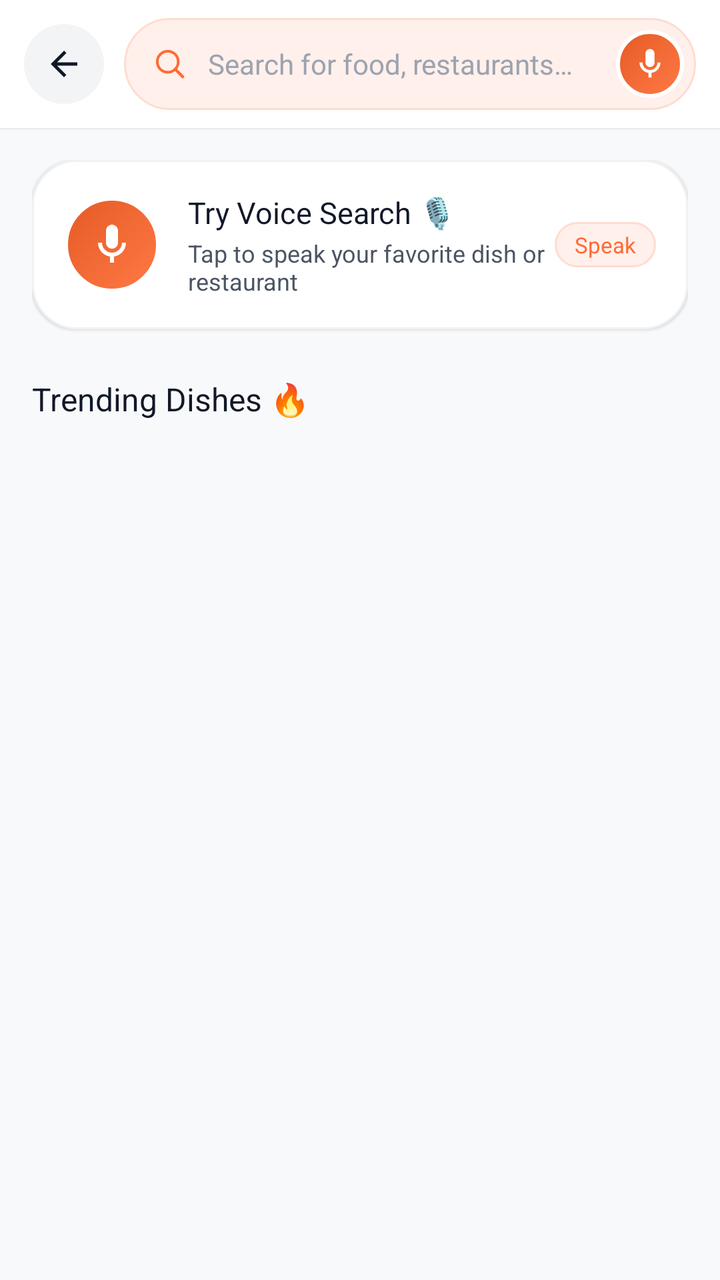
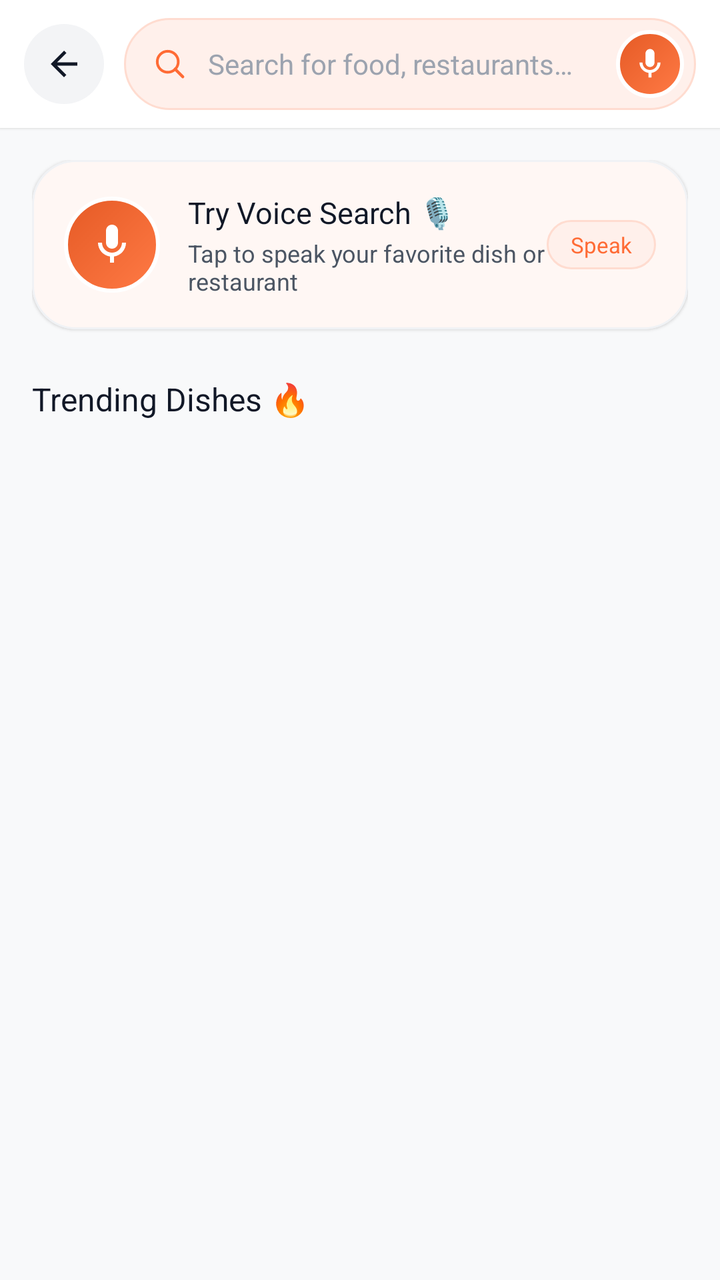

The first picture is an Android layout as it rendered before a commit; the second is the same layout after the commit. The layout source and the unified diff follow.
<!-- AndroidManifest.xml: application theme Theme.AKRHunger -->
<!-- res/layout/activity_search.xml -->
<?xml version="1.0" encoding="utf-8"?>
<LinearLayout xmlns:android="http://schemas.android.com/apk/res/android"
    xmlns:app="http://schemas.android.com/apk/res-auto"
    android:layout_width="match_parent"
    android:layout_height="match_parent"
    android:background="@color/background"
    android:orientation="vertical">

    
    <LinearLayout
        android:layout_width="match_parent"
        android:layout_height="64dp"
        android:background="@color/surface"
        android:elevation="1dp"
        android:gravity="center_vertical"
        android:orientation="horizontal"
        android:paddingHorizontal="12dp">

        <FrameLayout
            android:id="@+id/btn_back"
            android:layout_width="40dp"
            android:layout_height="40dp"
            android:background="@drawable/bg_icon_circle_gray"
            android:clickable="true"
            android:focusable="true"
            android:foreground="?attr/selectableItemBackgroundBorderless">

            <ImageView
                android:layout_width="20dp"
                android:layout_height="20dp"
                android:layout_gravity="center"
                android:src="@drawable/ic_back"
                android:tint="@color/text_primary" />
        </FrameLayout>

        
        <LinearLayout
            android:layout_width="0dp"
            android:layout_height="46dp"
            android:layout_marginStart="10dp"
            android:layout_weight="1"
            android:background="@drawable/bg_pill_soft"
            android:gravity="center_vertical"
            android:orientation="horizontal"
            android:paddingStart="14dp"
            android:paddingEnd="6dp">

            <ImageView
                android:layout_width="18dp"
                android:layout_height="18dp"
                android:src="@drawable/ic_search"
                android:tint="@color/primary" />

            <EditText
                android:id="@+id/et_search"
                android:layout_width="0dp"
                android:layout_height="match_parent"
                android:layout_marginStart="10dp"
                android:layout_weight="1"
                android:background="@null"
                android:fontFamily="sans-serif"
                android:hint="@string/search_hint"
                android:imeOptions="actionSearch"
                android:inputType="text"
                android:maxLines="1"
                android:textColor="@color/text_primary"
                android:textColorHint="@color/text_hint"
                android:textSize="14sp" />

            
            <ImageView
                android:id="@+id/btn_clear"
                android:layout_width="22dp"
                android:layout_height="22dp"
                android:layout_marginEnd="6dp"
                android:background="?attr/selectableItemBackgroundBorderless"
                android:clickable="true"
                android:focusable="true"
                android:padding="2dp"
                android:src="@drawable/ic_close"
                android:tint="@color/text_hint"
                android:visibility="gone" />

            
            <FrameLayout
                android:id="@+id/btn_voice_search"
                android:layout_width="34dp"
                android:layout_height="34dp"
                android:background="@drawable/bg_voice_mic_button"
                android:clickable="true"
                android:focusable="true"
                android:foreground="?attr/selectableItemBackgroundBorderless">

                <ImageView
                    android:layout_width="18dp"
                    android:layout_height="18dp"
                    android:layout_gravity="center"
                    android:src="@drawable/ic_mic"
                    android:tint="@color/on_primary" />
            </FrameLayout>
        </LinearLayout>
    </LinearLayout>

    <FrameLayout
        android:layout_width="match_parent"
        android:layout_height="match_parent">

        
        <LinearLayout
            android:id="@+id/layout_suggestions_container"
            android:layout_width="match_parent"
            android:layout_height="match_parent"
            android:orientation="vertical"
            android:padding="16dp">

            
            <LinearLayout
                android:id="@+id/card_voice_banner"
                android:layout_width="match_parent"
                android:layout_height="wrap_content"
                android:background="@drawable/bg_card_ios"
                android:clickable="true"
                android:elevation="1dp"
                android:focusable="true"
                android:foreground="?attr/selectableItemBackground"
                android:gravity="center_vertical"
                android:orientation="horizontal"
                android:padding="16dp">

                <FrameLayout
                    android:layout_width="48dp"
                    android:layout_height="48dp"
                    android:background="@drawable/bg_voice_mic_button">

                    <ImageView
                        android:layout_width="24dp"
                        android:layout_height="24dp"
                        android:layout_gravity="center"
                        android:src="@drawable/ic_mic"
                        android:tint="@color/on_primary" />
                </FrameLayout>

                <LinearLayout
                    android:layout_width="0dp"
                    android:layout_height="wrap_content"
                    android:layout_marginStart="14dp"
                    android:layout_weight="1"
                    android:orientation="vertical">

                    <TextView
                        android:layout_width="wrap_content"
                        android:layout_height="wrap_content"
                        android:fontFamily="sans-serif-bold"
                        android:text="Try Voice Search 🎙️"
                        android:textColor="@color/text_primary"
                        android:textSize="15sp" />

                    <TextView
                        android:layout_width="wrap_content"
                        android:layout_height="wrap_content"
                        android:layout_marginTop="2dp"
                        android:fontFamily="sans-serif"
                        android:text="Tap to speak your favorite dish or restaurant"
                        android:textColor="@color/text_secondary"
                        android:textSize="12sp" />
                </LinearLayout>

                <TextView
                    android:layout_width="wrap_content"
                    android:layout_height="wrap_content"
                    android:background="@drawable/bg_pill_voice_status"
                    android:fontFamily="sans-serif-bold"
                    android:paddingHorizontal="10dp"
                    android:paddingVertical="4dp"
                    android:text="Speak"
                    android:textColor="@color/primary"
                    android:textSize="11sp" />
            </LinearLayout>

            
            <TextView
                android:layout_width="wrap_content"
                android:layout_height="wrap_content"
                android:layout_marginTop="24dp"
                android:fontFamily="sans-serif-bold"
                android:text="Trending Dishes 🔥"
                android:textColor="@color/text_primary"
                android:textSize="16sp" />

            <com.google.android.material.chip.ChipGroup
                android:id="@+id/chip_group_search_trending"
                android:layout_width="match_parent"
                android:layout_height="wrap_content"
                android:layout_marginTop="12dp"
                app:chipSpacingHorizontal="8dp"
                app:chipSpacingVertical="8dp" />
        </LinearLayout>

        
        <androidx.recyclerview.widget.RecyclerView
            android:id="@+id/rv_results"
            android:layout_width="match_parent"
            android:layout_height="match_parent"
            android:clipToPadding="false"
            android:overScrollMode="never"
            android:padding="8dp"
            android:visibility="gone" />

        
        <LinearLayout
            android:id="@+id/layout_empty_results"
            android:layout_width="match_parent"
            android:layout_height="match_parent"
            android:gravity="center"
            android:orientation="vertical"
            android:padding="32dp"
            android:visibility="gone">

            <ImageView
                android:layout_width="64dp"
                android:layout_height="64dp"
                android:alpha="0.4"
                android:src="@drawable/ic_search"
                android:tint="@color/text_hint" />

            <TextView
                android:id="@+id/tv_empty_title"
                android:layout_width="wrap_content"
                android:layout_height="wrap_content"
                android:layout_marginTop="16dp"
                android:fontFamily="sans-serif-bold"
                android:text="No items found"
                android:textColor="@color/text_primary"
                android:textSize="16sp" />

            <TextView
                android:layout_width="wrap_content"
                android:layout_height="wrap_content"
                android:layout_marginTop="6dp"
                android:gravity="center"
                android:text="We couldn't find any dishes matching your query. Try another search or speak your craving."
                android:textColor="@color/text_hint"
                android:textSize="13sp" />
        </LinearLayout>
    </FrameLayout>
</LinearLayout>
<!-- resources referenced by this layout -->
<resources>
  <color name="background">#F8F9FA</color>
  <color name="on_primary">#FFFFFF</color>
  <color name="primary">#FF6B35</color>
  <color name="surface">#FFFFFF</color>
  <color name="text_hint">#9CA3AF</color>
  <color name="text_primary">#111827</color>
  <color name="text_secondary">#4B5563</color>
  <!-- drawable bg_card_ios (drawable) -->
  <?xml version="1.0" encoding="utf-8"?>
  <shape xmlns:android="http://schemas.android.com/apk/res/android"
      android:shape="rectangle">
      <corners android:radius="22dp" />
      <solid android:color="@color/surface" />
      <stroke android:width="1dp" android:color="@color/card_border" />
  </shape>
  <!-- drawable bg_icon_circle_gray (drawable) -->
  <?xml version="1.0" encoding="utf-8"?>
  <shape xmlns:android="http://schemas.android.com/apk/res/android"
      android:shape="oval">
      <solid android:color="@color/surface_variant" />
  </shape>
  <!-- drawable bg_pill_voice_status (drawable) -->
  <?xml version="1.0" encoding="utf-8"?>
  <shape xmlns:android="http://schemas.android.com/apk/res/android"
      android:shape="rectangle">
      <corners android:radius="100dp" />
      <solid android:color="@color/primary_tint" />
      <stroke
          android:width="1dp"
          android:color="@color/primary_tint_border" />
  </shape>
  <!-- drawable ic_back (drawable) -->
  <vector xmlns:android="http://schemas.android.com/apk/res/android"
      android:width="24dp"
      android:height="24dp"
      android:viewportWidth="24"
      android:viewportHeight="24">
      <path
          android:fillColor="#FF000000"
          android:pathData="M20,11H7.83l5.59,-5.59L12,4l-8,8 8,8 1.41,-1.41L7.83,13H20v-2z"/>
  </vector>
  <!-- drawable ic_close (drawable) -->
  <vector xmlns:android="http://schemas.android.com/apk/res/android"
      android:width="24dp"
      android:height="24dp"
      android:viewportWidth="24"
      android:viewportHeight="24">
      <path
          android:fillColor="#FFFFFFFF"
          android:pathData="M19,6.41L17.59,5 12,10.59 6.41,5 5,6.41 10.59,12 5,17.59 6.41,19 12,13.41 17.59,19 19,17.59 13.41,12z" />
  </vector>
  <string name="search_hint">Search for food, restaurants…</string>
  <color name="card_border">#F0F2F5</color>
  <color name="surface_variant">#F3F4F6</color>
  <color name="primary_15">#26FF6B35</color>
  <color name="primary_tint">#FFF0EB</color>
  <color name="primary_tint_border">#FFDCD0</color>
  <color name="primary_dark">#E55A25</color>
  <color name="secondary">#F59E0B</color>
  <color name="on_secondary">#111827</color>
  <color name="on_surface">#111827</color>
  <style name="ThemeOverlay.AKR.MaterialAlertDialog" parent="ThemeOverlay.Material3.MaterialAlertDialog">
          <item name="shapeAppearance">@style/ShapeAppearance.AKR.Dialog</item>
          <item name="shapeAppearanceOverlay">@style/ShapeAppearance.AKR.Dialog</item>
          <item name="colorSurface">@color/surface</item>
          <item name="android:backgroundDimAmount">0.5</item>
      </style>
  <style name="ThemeOverlay.AKR.BottomSheetDialog" parent="ThemeOverlay.Material3.BottomSheetDialog">
          <item name="bottomSheetStyle">@style/Widget.AKR.BottomSheet</item>
      </style>
  <style name="ShapeAppearance.AKR.Dialog" parent="">
          <item name="cornerFamily">rounded</item>
          <item name="cornerSize">24dp</item>
      </style>
  <style name="Widget.AKR.BottomSheet" parent="Widget.Material3.BottomSheet">
          <item name="shapeAppearanceOverlay">@style/ShapeAppearance.AKR.BottomSheet</item>
          <item name="backgroundTint">@color/surface</item>
      </style>
  <style name="ShapeAppearance.AKR.BottomSheet" parent="">
          <item name="cornerFamily">rounded</item>
          <item name="cornerSizeTopLeft">28dp</item>
          <item name="cornerSizeTopRight">28dp</item>
      </style>
  <!-- unchanged entries left out for length: 5 -->
</resources>

<!-- the commit's change to res/layout/activity_search.xml (unified diff, before → after) -->
@@ -30,7 +30,7 @@
                 android:layout_height="20dp"
                 android:layout_gravity="center"
                 android:src="@drawable/ic_back"
-                android:tint="@color/text_primary" />
+                app:tint="@color/text_primary" />
         </FrameLayout>
 
         
@@ -49,7 +49,7 @@
                 android:layout_width="18dp"
                 android:layout_height="18dp"
                 android:src="@drawable/ic_search"
-                android:tint="@color/primary" />
+                app:tint="@color/primary" />
 
             <EditText
                 android:id="@+id/et_search"
@@ -70,16 +70,16 @@
             
             <ImageView
                 android:id="@+id/btn_clear"
-                android:layout_width="22dp"
-                android:layout_height="22dp"
+                android:layout_width="24dp"
+                android:layout_height="24dp"
                 android:layout_marginEnd="6dp"
                 android:background="?attr/selectableItemBackgroundBorderless"
                 android:clickable="true"
                 android:focusable="true"
-                android:padding="2dp"
+                android:padding="3dp"
                 android:src="@drawable/ic_close"
-                android:tint="@color/text_hint"
-                android:visibility="gone" />
+                android:visibility="gone"
+                app:tint="@color/text_hint" />
 
             
             <FrameLayout
@@ -96,7 +96,7 @@
                     android:layout_height="18dp"
                     android:layout_gravity="center"
                     android:src="@drawable/ic_mic"
-                    android:tint="@color/on_primary" />
+                    app:tint="@color/on_primary" />
             </FrameLayout>
         </LinearLayout>
     </LinearLayout>
@@ -106,95 +106,110 @@
         android:layout_height="match_parent">
 
         
-        <LinearLayout
+        <androidx.core.widget.NestedScrollView
             android:id="@+id/layout_suggestions_container"
             android:layout_width="match_parent"
             android:layout_height="match_parent"
-            android:orientation="vertical"
-            android:padding="16dp">
-
-            
+            android:clipToPadding="false"
+            android:paddingBottom="24dp">
+
             <LinearLayout
-                android:id="@+id/card_voice_banner"
                 android:layout_width="match_parent"
                 android:layout_height="wrap_content"
-                android:background="@drawable/bg_card_ios"
-                android:clickable="true"
-                android:elevation="1dp"
-                android:focusable="true"
-                android:foreground="?attr/selectableItemBackground"
-                android:gravity="center_vertical"
-                android:orientation="horizontal"
+                android:orientation="vertical"
                 android:padding="16dp">
 
-                <FrameLayout
-                    android:layout_width="48dp"
-                    android:layout_height="48dp"
-                    android:background="@drawable/bg_voice_mic_button">
-
-                    <ImageView
-                        android:layout_width="24dp"
-                        android:layout_height="24dp"
-                        android:layout_gravity="center"
-                        android:src="@drawable/ic_mic"
-                        android:tint="@color/on_primary" />
-                </FrameLayout>
-
-                <LinearLayout
-                    android:layout_width="0dp"
+                
+                <com.google.android.material.card.MaterialCardView
+                    android:id="@+id/card_voice_banner"
+                    android:layout_width="match_parent"
                     android:layout_height="wrap_content"
-                    android:layout_marginStart="14dp"
-                    android:layout_weight="1"
-                    android:orientation="vertical">
-
-                    <TextView
-                        android:layout_width="wrap_content"
+                    android:clickable="true"
+                    android:focusable="true"
+                    android:foreground="?attr/selectableItemBackground"
+                    app:cardBackgroundColor="@color/surface"
+                    app:cardCornerRadius="22dp"
+                    app:cardElevation="1dp"
+                    app:strokeColor="@color/card_border"
+                    app:strokeWidth="1dp">
+
+                    <LinearLayout
+                        android:layout_width="match_parent"
                         android:layout_height="wrap_content"
-                        android:fontFamily="sans-serif-bold"
-                        android:text="Try Voice Search 🎙️"
-                        android:textColor="@color/text_primary"
-                        android:textSize="15sp" />
-
-                    <TextView
-                        android:layout_width="wrap_content"
-                        android:layout_height="wrap_content"
-                        android:layout_marginTop="2dp"
-                        android:fontFamily="sans-serif"
-                        android:text="Tap to speak your favorite dish or restaurant"
-                        android:textColor="@color/text_secondary"
-                        android:textSize="12sp" />
-                </LinearLayout>
-
+                        android:gravity="center_vertical"
+                        android:orientation="horizontal"
+                        android:padding="16dp">
+
+                        <FrameLayout
+                            android:layout_width="48dp"
+                            android:layout_height="48dp"
+                            android:background="@drawable/bg_voice_mic_button">
+
+                            <ImageView
+                                android:layout_width="24dp"
+                                android:layout_height="24dp"
+                                android:layout_gravity="center"
+                                android:src="@drawable/ic_mic"
+                                app:tint="@color/on_primary" />
+                        </FrameLayout>
+
+                        <LinearLayout
+                            android:layout_width="0dp"
+                            android:layout_height="wrap_content"
+                            android:layout_marginStart="14dp"
+                            android:layout_weight="1"
+                            android:orientation="vertical">
+
+                            <TextView
+                                android:layout_width="wrap_content"
+                                android:layout_height="wrap_content"
+                                android:fontFamily="sans-serif-bold"
+                                android:text="Try Voice Search 🎙️"
+                                android:textColor="@color/text_primary"
+                                android:textSize="15sp" />
+
+                            <TextView
+                                android:layout_width="wrap_content"
+                                android:layout_height="wrap_content"
+                                android:layout_marginTop="2dp"
+                                android:fontFamily="sans-serif"
+                                android:text="Tap to speak your favorite dish or restaurant"
+                                android:textColor="@color/text_secondary"
+                                android:textSize="12sp" />
+                        </LinearLayout>
+
+                        <TextView
+                            android:layout_width="wrap_content"
+                            android:layout_height="wrap_content"
+                            android:background="@drawable/bg_pill_voice_status"
+                            android:fontFamily="sans-serif-bold"
+                            android:paddingHorizontal="12dp"
+                            android:paddingVertical="5dp"
+                            android:text="Speak"
+                            android:textColor="@color/primary"
+                            android:textSize="11sp" />
+                    </LinearLayout>
+                </com.google.android.material.card.MaterialCardView>
+
+                
                 <TextView
                     android:layout_width="wrap_content"
                     android:layout_height="wrap_content"
-                    android:background="@drawable/bg_pill_voice_status"
+                    android:layout_marginTop="24dp"
                     android:fontFamily="sans-serif-bold"
-                    android:paddingHorizontal="10dp"
-                    android:paddingVertical="4dp"
-                    android:text="Speak"
-                    android:textColor="@color/primary"
-                    android:textSize="11sp" />
+                    android:text="Trending Dishes 🔥"
+                    android:textColor="@color/text_primary"
+                    android:textSize="16sp" />
+
+                <com.google.android.material.chip.ChipGroup
+                    android:id="@+id/chip_group_search_trending"
+                    android:layout_width="match_parent"
+                    android:layout_height="wrap_content"
+                    android:layout_marginTop="12dp"
+                    app:chipSpacingHorizontal="8dp"
+                    app:chipSpacingVertical="8dp" />
             </LinearLayout>
-
-            
-            <TextView
-                android:layout_width="wrap_content"
-                android:layout_height="wrap_content"
-                android:layout_marginTop="24dp"
-                android:fontFamily="sans-serif-bold"
-                android:text="Trending Dishes 🔥"
-                android:textColor="@color/text_primary"
-                android:textSize="16sp" />
-
-            <com.google.android.material.chip.ChipGroup
-                android:id="@+id/chip_group_search_trending"
-                android:layout_width="match_parent"
-                android:layout_height="wrap_content"
-                android:layout_marginTop="12dp"
-                app:chipSpacingHorizontal="8dp"
-                app:chipSpacingVertical="8dp" />
-        </LinearLayout>
+        </androidx.core.widget.NestedScrollView>
 
         
         <androidx.recyclerview.widget.RecyclerView
@@ -216,28 +231,35 @@
             android:padding="32dp"
             android:visibility="gone">
 
-            <ImageView
-                android:layout_width="64dp"
-                android:layout_height="64dp"
-                android:alpha="0.4"
-                android:src="@drawable/ic_search"
-                android:tint="@color/text_hint" />
+            <FrameLayout
+                android:layout_width="88dp"
+                android:layout_height="88dp"
+                android:background="@drawable/bg_icon_circle_soft">
+
+                <ImageView
+                    android:layout_width="40dp"
+                    android:layout_height="40dp"
+                    android:layout_gravity="center"
+                    android:src="@drawable/ic_search"
+                    app:tint="@color/primary" />
+            </FrameLayout>
 
             <TextView
                 android:id="@+id/tv_empty_title"
                 android:layout_width="wrap_content"
                 android:layout_height="wrap_content"
-                android:layout_marginTop="16dp"
+                android:layout_marginTop="18dp"
                 android:fontFamily="sans-serif-bold"
                 android:text="No items found"
                 android:textColor="@color/text_primary"
-                android:textSize="16sp" />
+                android:textSize="18sp" />
 
             <TextView
                 android:layout_width="wrap_content"
                 android:layout_height="wrap_content"
                 android:layout_marginTop="6dp"
                 android:gravity="center"
+                android:lineSpacingExtra="2dp"
                 android:text="We couldn't find any dishes matching your query. Try another search or speak your craving."
                 android:textColor="@color/text_hint"
                 android:textSize="13sp" />
<!-- resource entries referenced after the edit -->
@@ -7,19 +7,18 @@
   <color name="text_hint">#9CA3AF</color>
   <color name="text_primary">#111827</color>
   <color name="text_secondary">#4B5563</color>
-  <!-- drawable bg_card_ios (drawable) -->
-  <?xml version="1.0" encoding="utf-8"?>
-  <shape xmlns:android="http://schemas.android.com/apk/res/android"
-      android:shape="rectangle">
-      <corners android:radius="22dp" />
-      <solid android:color="@color/surface" />
-      <stroke android:width="1dp" android:color="@color/card_border" />
-  </shape>
   <!-- drawable bg_icon_circle_gray (drawable) -->
   <?xml version="1.0" encoding="utf-8"?>
   <shape xmlns:android="http://schemas.android.com/apk/res/android"
       android:shape="oval">
       <solid android:color="@color/surface_variant" />
+  </shape>
+  <!-- drawable bg_icon_circle_soft (drawable) -->
+  <?xml version="1.0" encoding="utf-8"?>
+  <shape xmlns:android="http://schemas.android.com/apk/res/android"
+      android:shape="oval">
+      <solid android:color="@color/primary_tint" />
+      <stroke android:width="1dp" android:color="@color/primary_tint_border" />
   </shape>
   <!-- drawable bg_pill_voice_status (drawable) -->
   <?xml version="1.0" encoding="utf-8"?>
